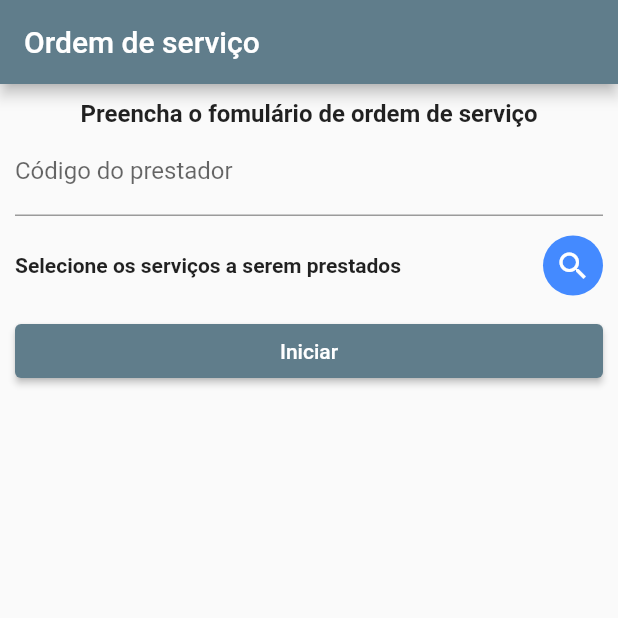
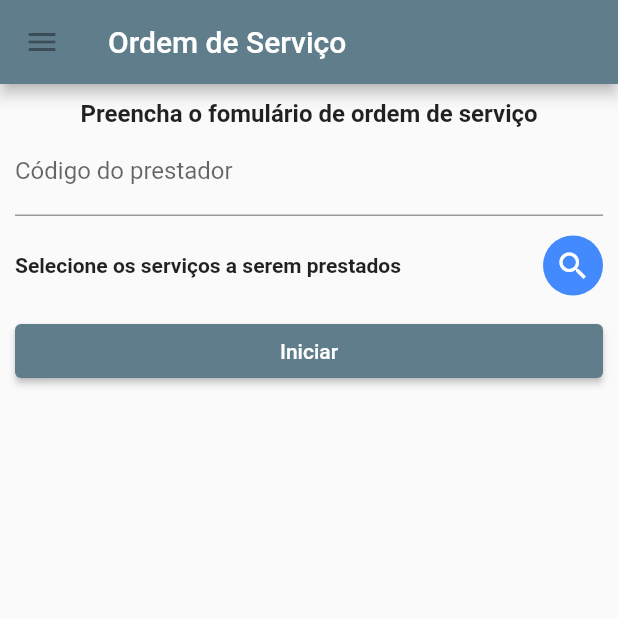
Before and after one commit to guilhermebiegelmeyer/app-flutter-fiap, a Flutter app: the screen it shows after launch, on a phone screen of 412 x 824 dp, the top half of it. Run offline on Flutter 3.47's test engine with Material 2 defaults, Android fonts, the phone set to English and light mode, and no system bars; our stand-ins replace geolocator, get.

Commit message:
add icon header

```diff
--- a/lib/order/pages/order_page.dart
+++ b/lib/order/pages/order_page.dart
@@ -88,7 +88,12 @@ class OrderPage extends GetView<OrderController> {
   Widget build(BuildContext context) {
     return Scaffold(
         appBar: AppBar(
-          title: const Text("Ordem de serviço"),
+          title: const Text('Ordem de Serviço'),
+          leading: const IconButton(
+            icon: Icon(Icons.menu),
+            tooltip: 'Navigation menu',
+            onPressed: null,
+          )
         ),
         body: Container(
             constraints: const BoxConstraints.expand(),
```
